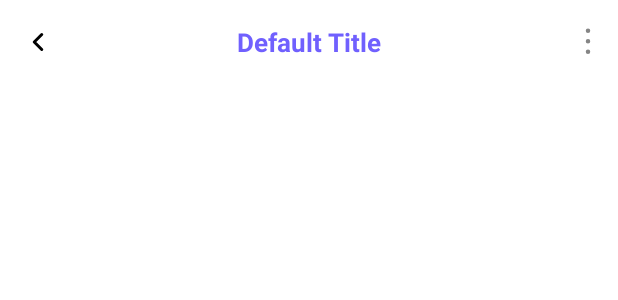
After one commit to One-Trillion-Club/HUMATE-Android, an Android app: the layout mission_toolbar.xml on its own in the app's theme, with its tools: preview values and no code run, on a phone screen of 412 x 824 dp. The commit adds this screen. Shown: the top 300 px of the screen. Run offline under Robolectric (Android 15) with nearby library versions, the phone set to English and light mode, and no system bars.

Commit message:
✨ Feat: 미션 툴바 생성 및 타이틀 디자인 변경

```diff
--- a/app/src/main/java/com/otclub/humate/MainActivity.kt
+++ b/app/src/main/java/com/otclub/humate/MainActivity.kt
@@ -39,7 +39,7 @@ class MainActivity : AppCompatActivity() {
     }
 
     private fun setupDefaultToolbar() {
-        defaultToolbar = layoutInflater.inflate(R.layout.toolbar, null) as Toolbar
+        defaultToolbar = layoutInflater.inflate(R.layout.common_toolbar, null) as Toolbar
         val toolbarContainer: FrameLayout = findViewById(R.id.toolbar_container)
         toolbarContainer.addView(defaultToolbar)
         setSupportActionBar(defaultToolbar)
--- a/app/src/main/java/com/otclub/humate/mission/fragment/MatchingFragment.kt
+++ b/app/src/main/java/com/otclub/humate/mission/fragment/MatchingFragment.kt
@@ -7,6 +7,7 @@ import android.view.View
 import android.view.ViewGroup
 import android.widget.Button
 import android.widget.ImageButton
+import android.widget.TextView
 import androidx.fragment.app.Fragment
 import androidx.fragment.app.activityViewModels
 import androidx.navigation.fragment.findNavController
@@ -40,7 +41,8 @@ class MatchingFragment : Fragment() {
             val toolbar = it.getToolbar()
             val leftButton: ImageButton = toolbar.findViewById(R.id.left_button)
             val rightButton: Button = toolbar.findViewById(R.id.right_button)
-            it.setToolbarTitle("동행 목록")
+            val title: TextView = toolbar.findViewById(R.id.toolbar_title)
+            title.setText("동행 목록")
 
             // 버튼의 가시성 설정
             val showLeftButton = true
--- /dev/null
+++ b/app/src/main/res/layout/mission_toolbar.xml
@@ -0,0 +1,53 @@
+<?xml version="1.0" encoding="utf-8"?>
+<androidx.appcompat.widget.Toolbar
+    xmlns:android="http://schemas.android.com/apk/res/android"
+    xmlns:app="http://schemas.android.com/apk/res-auto"
+    android:id="@+id/mission_toolbar"
+    android:layout_width="match_parent"
+    android:layout_height="wrap_content"
+    android:background="@color/white"
+    app:contentInsetStart="0dp"
+    app:contentInsetEnd="0dp">
+
+    <FrameLayout
+        android:id="@+id/mission_toolbar_layout"
+        android:layout_width="match_parent"
+        android:layout_height="match_parent"
+        android:padding="0dp">
+
+        <ImageButton
+            android:id="@+id/mission_left_button"
+            android:layout_width="50dp"
+            android:layout_height="wrap_content"
+            android:src="@drawable/back_button"
+            android:contentDescription="뒤로가기"
+            android:background="?attr/selectableItemBackgroundBorderless"
+            android:padding="8dp"
+            android:layout_gravity="start|center_vertical"/>
+
+        <!-- 메뉴 아이콘 버튼 추가 -->
+        <ImageButton
+            android:id="@+id/mission_menu_button"
+            android:layout_width="wrap_content"
+            android:layout_height="wrap_content"
+            android:src="@drawable/ic_default_menu"
+            android:contentDescription="메뉴"
+            android:background="?attr/selectableItemBackgroundBorderless"
+            android:padding="8dp"
+            android:layout_gravity="end|center_vertical"/>
+
+        <TextView
+            android:id="@+id/mission_toolbar_title"
+            android:layout_width="200dp"
+            android:layout_height="wrap_content"
+            android:layout_gravity="center"
+            android:ellipsize="end"
+            android:maxLines="1"
+            android:singleLine="true"
+            android:text="Default Title"
+            android:textAlignment="center"
+            android:textColor="@color/humate_main"
+            android:textSize="17sp"
+            android:textStyle="bold" />
+    </FrameLayout>
+</androidx.appcompat.widget.Toolbar>
```
Also changed, not shown: app/src/main/java/com/otclub/humate/mission/fragment/ClearedMissionFragment.kt (+53 -32 lines), app/src/main/java/com/otclub/humate/mission/viewModel/MissionViewModel.kt (+19 -0 lines).
